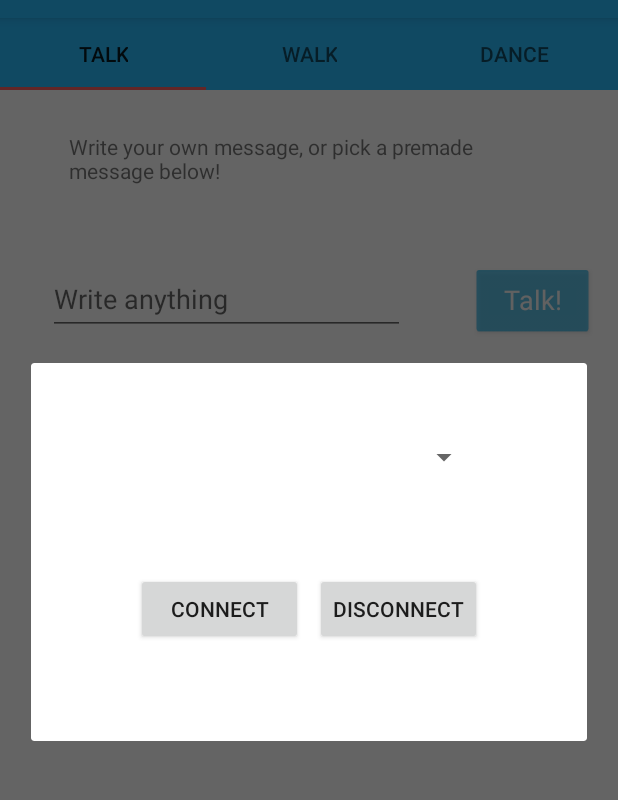
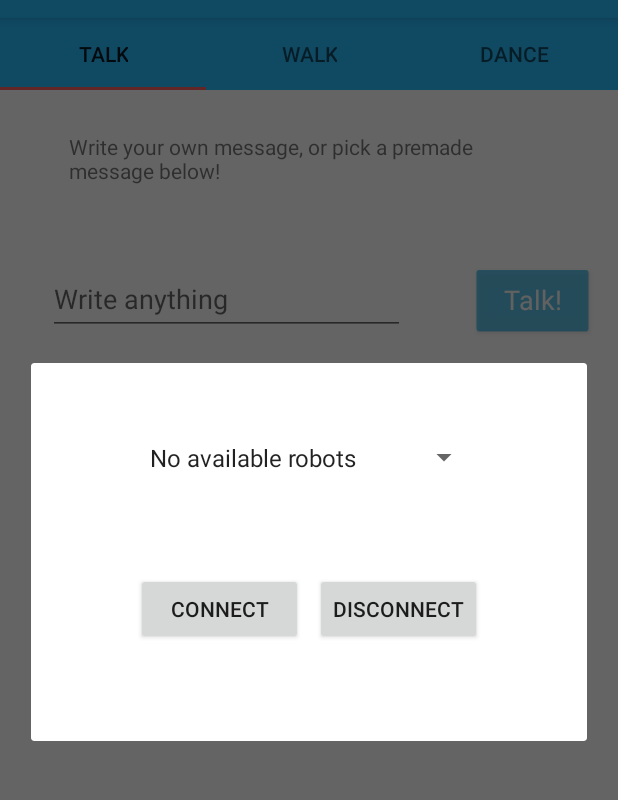
Before and after one commit to P1eter/pAPPer, an Android app: the screen it shows after launch (MainActivity), after a tap on "options", on a phone screen of 412 x 824 dp, the part 66-866 px from its top. Run offline under Robolectric (Android 15) with nearby library versions, the phone set to English and light mode, and no system bars.

Commit message:
added discovered robots to the spinner at robotSelection

```diff
--- a/pAPPer/app/src/main/java/com/example/pieter/papper/RobotSelectFragment.java
+++ b/pAPPer/app/src/main/java/com/example/pieter/papper/RobotSelectFragment.java
@@ -9,7 +9,12 @@ import android.util.Log;
 import android.view.LayoutInflater;
 import android.view.View;
 import android.view.ViewGroup;
+import android.widget.ArrayAdapter;
 import android.widget.Button;
+import android.widget.Spinner;
+
+import java.lang.reflect.Array;
+import java.util.ArrayList;
 
 
 /**
@@ -21,17 +26,29 @@ public class RobotSelectFragment extends DialogFragment implements View.OnClickL
     @Override
     public View onCreateView(LayoutInflater inflater, ViewGroup container,
                              Bundle savedInstanceState) {
+
+
+
         // Inflate the layout for this fragment
         return inflater.inflate(R.layout.fragment_robot_select, container, false);
     }
-
     @Override
     public void onViewCreated(View view, @Nullable Bundle savedInstanceState) {
         super.onViewCreated(view, savedInstanceState);
 
+        Bundle bundle = getArguments();
         view.findViewById(R.id.connect_button).setOnClickListener(this);
         view.findViewById(R.id.disconnect_button).setOnClickListener(this);
+
+        Spinner robotSpinner = view.findViewById(R.id.robot_select_spinner);
+        ArrayAdapter<String> adapter = new ArrayAdapter<String>(getActivity(),
+                android.R.layout.simple_spinner_item, bundle.getStringArrayList("robots"));
+
+        adapter.setDropDownViewResource(android.R.layout.simple_spinner_dropdown_item);
+
+        robotSpinner.setAdapter(adapter);
     }
+
 
     @Override
     public void onClick(View view) {
```
